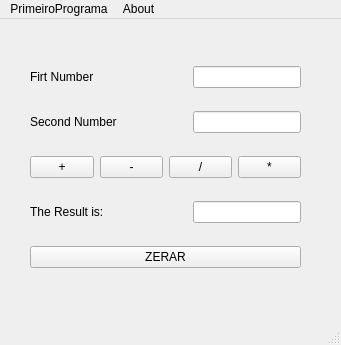
First picture: the form in mainwindow.ui, repository everctba/Tutorial-QT-Calculator, before the edit.
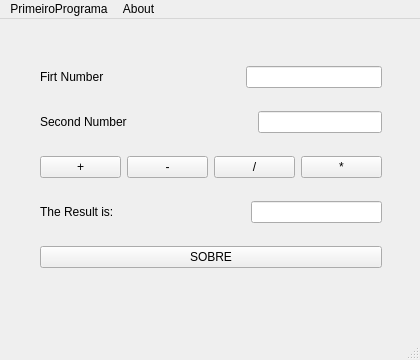
Second picture: the form after the edit. Icons and pictures are not drawn.

The edit to the form file:
```diff
--- a/mainwindow.ui
+++ b/mainwindow.ui
@@ -6,8 +6,8 @@
    <rect>
     <x>0</x>
     <y>0</y>
-    <width>341</width>
-    <height>345</height>
+    <width>420</width>
+    <height>360</height>
    </rect>
   </property>
   <property name="windowTitle">
@@ -17,9 +17,9 @@
    <widget class="QWidget" name="">
     <property name="geometry">
      <rect>
-      <x>30</x>
+      <x>40</x>
       <y>30</y>
-      <width>271</width>
+      <width>342</width>
       <height>241</height>
      </rect>
     </property>
@@ -144,7 +144,7 @@
      <item>
       <widget class="QPushButton" name="zeraResultado">
        <property name="text">
-        <string>ZERAR</string>
+        <string>SOBRE</string>
        </property>
       </widget>
      </item>
@@ -156,7 +156,7 @@
     <rect>
      <x>0</x>
      <y>0</y>
-     <width>341</width>
+     <width>420</width>
      <height>21</height>
     </rect>
    </property>
```
Left out of the diff: 12 changed lines with no effect on the pictures.
